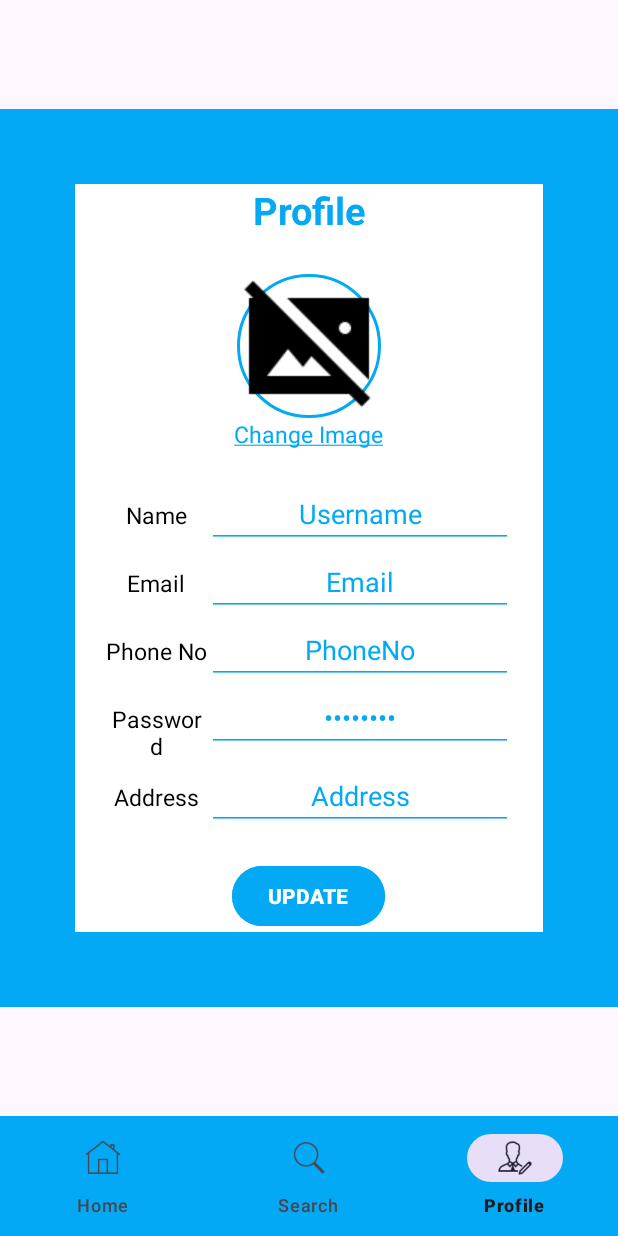
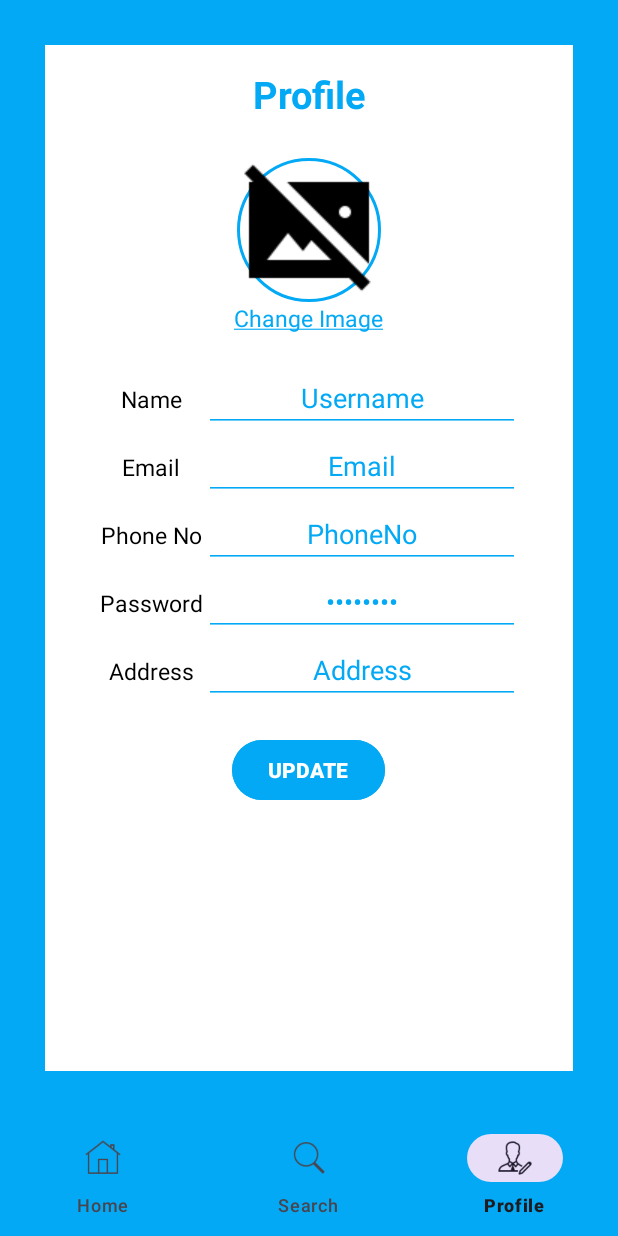
Before and after one commit to Jooker302/Jooker302-Livestock-Android-App-Java, an Android app: the UserHome screen opened directly, with no data from a screen before it, item 3 of the bottom bar chosen, on a phone screen of 412 x 824 dp. Run offline under Robolectric (Android 15) with nearby library versions, the phone set to English and light mode, and no system bars.

Commit message:
UserProfile Fragment Done

```diff
--- a/app/src/main/res/layout/activity_user_home.xml
+++ b/app/src/main/res/layout/activity_user_home.xml
@@ -10,9 +10,10 @@
     <FrameLayout
         android:id="@+id/fragment_container"
         android:layout_width="match_parent"
-        android:layout_height="wrap_content"
+        android:layout_height="match_parent"
+        android:layout_marginBottom="80dp"
+        app:layout_constraintBottom_toTopOf="@id/bottom_navigation"
         app:layout_constraintEnd_toEndOf="parent"
-        app:layout_constraintBottom_toTopOf="@id/bottom_navigation"
         app:layout_constraintStart_toStartOf="parent"
         app:layout_constraintTop_toTopOf="parent" />
 
--- a/app/src/main/res/layout/fragment_user_profile.xml
+++ b/app/src/main/res/layout/fragment_user_profile.xml
@@ -8,9 +8,18 @@
 
     <LinearLayout
         android:layout_width="match_parent"
+        android:layout_height="match_parent"
+        android:orientation="vertical"
+        android:background="@color/white"
+        android:layout_margin="30dp">
+
+
+
+    <LinearLayout
+        android:layout_width="match_parent"
         android:layout_height="wrap_content"
         android:orientation="vertical"
-        android:layout_margin="50dp"
+        android:layout_margin="15dp"
         android:background="@color/white">
 
         <TextView
@@ -223,6 +232,8 @@
 
     </LinearLayout>
 
+    </LinearLayout>
+
 
 
 
```
